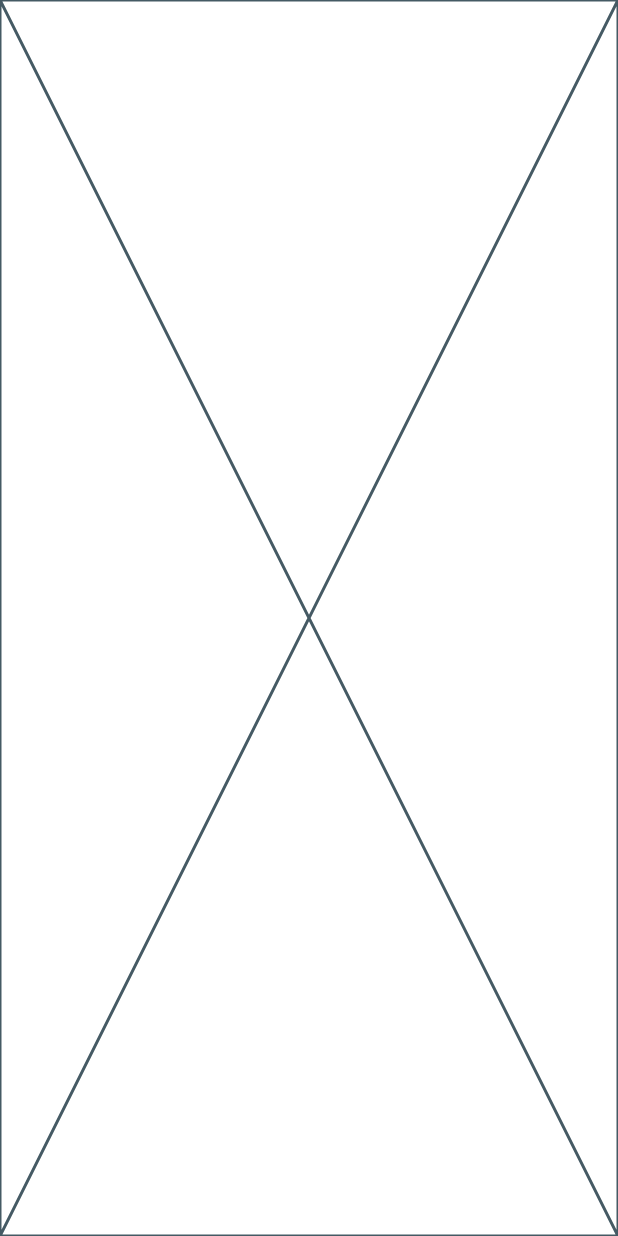
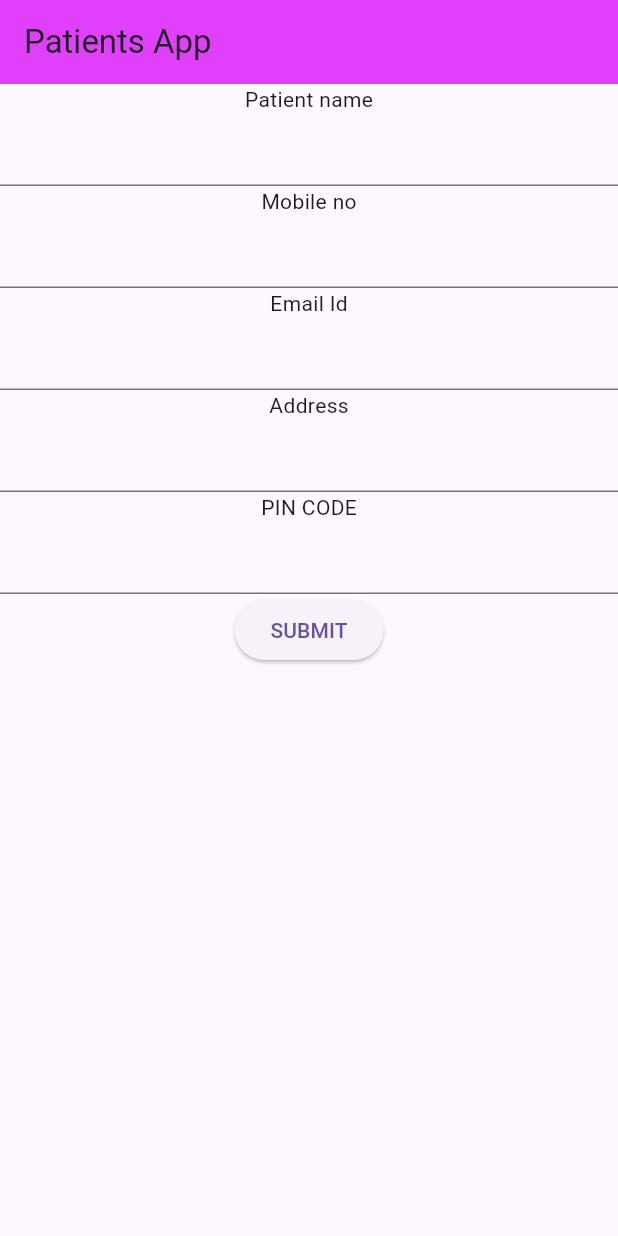
Before and after one commit to Sandravijumon/Patient_App_, a Flutter app: the screen it shows after launch, on a phone screen of 412 x 824 dp. Run offline on Flutter 3.47's test engine with Material 3 defaults, Android fonts, the phone set to English and light mode, and no system bars.

Commit message:
Patient Details branch 1st commit

```diff
--- a/lib/main.dart
+++ b/lib/main.dart
@@ -1,4 +1,5 @@
 import 'package:flutter/cupertino.dart';
+import 'package:flutter/material.dart';
 
 void main()
 {
@@ -10,6 +11,34 @@ class Patient extends StatelessWidget {
 
   @override
   Widget build(BuildContext context) {
-    return const Placeholder();
+    return MaterialApp(
+      home: Scaffold(
+        appBar: AppBar(
+          backgroundColor: Colors.purpleAccent,
+          title: Text("Patients App"),
+        ),
+        body: Container(
+          child: Column(
+            children: [
+              Text("Patient name"),
+              TextField(),
+              Text("Mobile no"),
+              TextField(),
+              Text("Email Id"),
+              TextField(),
+              Text("Address"),
+              TextField(),
+              Text("PIN CODE"),
+              TextField(),
+              ElevatedButton(onPressed: (){}
+
+                  , child: Text("SUBMIT"))
+
+
+            ],
+          ),
+        ),
+      ),
+    );
   }
 }
```
